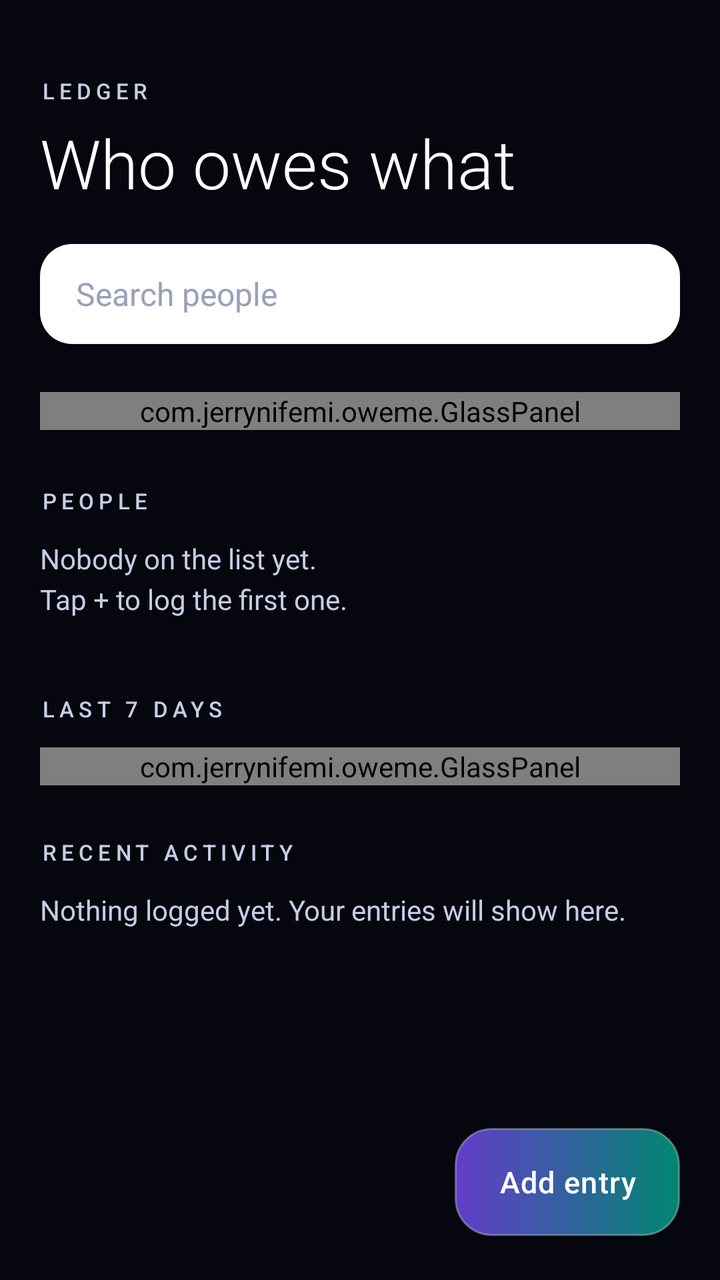
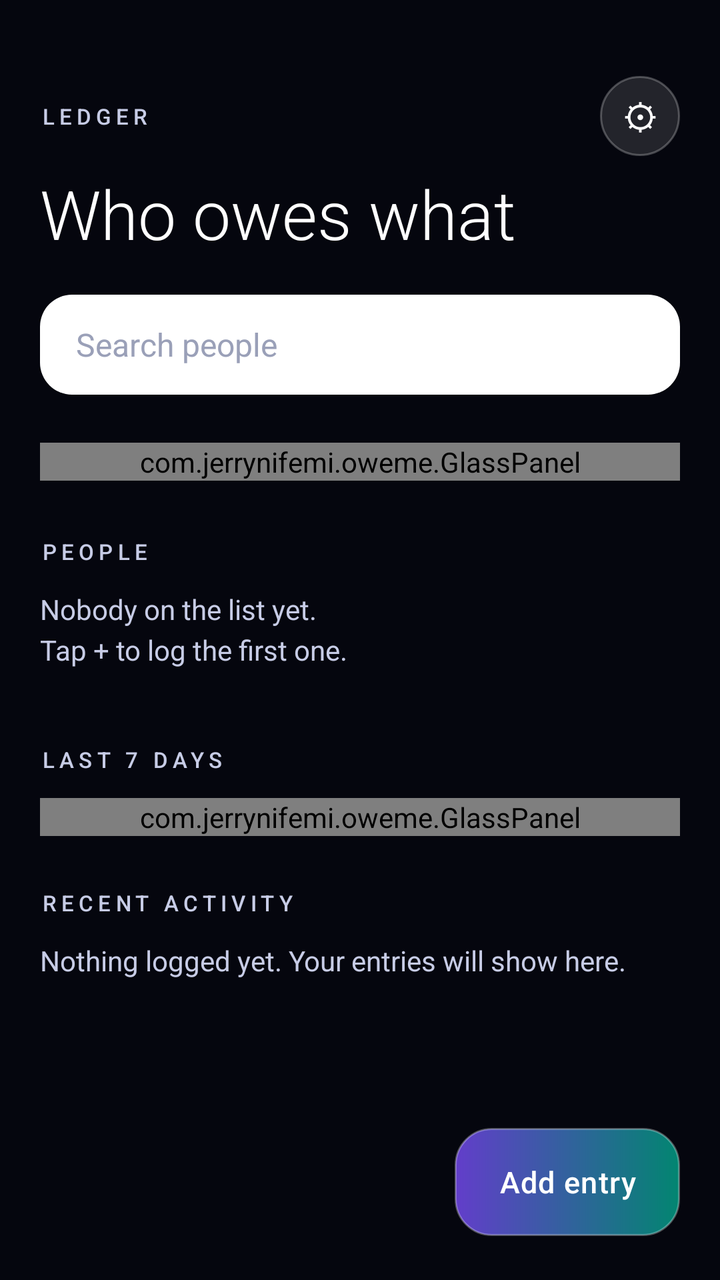

Before-and-after screenshots of an Android layout around one commit, followed by the original layout XML and the change that was made.
<!-- AndroidManifest.xml: application theme AppTheme -->
<!-- res/layout/screen_home.xml -->
<?xml version="1.0" encoding="utf-8"?>
<FrameLayout xmlns:android="http://schemas.android.com/apk/res/android"
    android:layout_width="match_parent"
    android:layout_height="match_parent">

    <ScrollView
        android:id="@+id/homeScroll"
        android:layout_width="match_parent"
        android:layout_height="match_parent"
        android:clipToPadding="false"
        android:fillViewport="true"
        android:scrollbars="none">

        <LinearLayout
            android:layout_width="match_parent"
            android:layout_height="wrap_content"
            android:orientation="vertical"
            android:paddingLeft="20dp"
            android:paddingTop="38dp"
            android:paddingRight="20dp"
            android:paddingBottom="120dp">

            <TextView
                style="@style/Kicker"
                android:layout_width="wrap_content"
                android:layout_height="wrap_content"
                android:text="@string/home_kicker" />

            <TextView
                android:id="@+id/tvHomeTitle"
                android:layout_width="wrap_content"
                android:layout_height="wrap_content"
                android:layout_marginTop="6dp"
                android:fontFamily="sans-serif-light"
                android:text="@string/home_title"
                android:textColor="@color/text_primary"
                android:textSize="34sp" />

            <EditText
                android:id="@+id/etSearch"
                style="@style/InputSolid"
                android:layout_width="match_parent"
                android:layout_height="50dp"
                android:layout_marginTop="18dp"
                android:hint="@string/search_hint"
                android:imeOptions="actionSearch"
                android:inputType="textPersonName" />

            <com.jerrynifemi.oweme.GlassPanel
                android:id="@+id/heroPanel"
                android:layout_width="match_parent"
                android:layout_height="wrap_content"
                android:layout_marginTop="24dp">

                <LinearLayout
                    android:layout_width="match_parent"
                    android:layout_height="wrap_content"
                    android:orientation="vertical"
                    android:padding="22dp">

                    <TextView
                        style="@style/Kicker"
                        android:layout_width="wrap_content"
                        android:layout_height="wrap_content"
                        android:text="@string/owed_label" />

                    <TextView
                        android:id="@+id/tvOwed"
                        android:layout_width="wrap_content"
                        android:layout_height="wrap_content"
                        android:layout_marginTop="4dp"
                        android:fontFamily="sans-serif-light"
                        android:textColor="@color/teal"
                        android:textSize="34sp" />

                    <TextView
                        style="@style/Kicker"
                        android:layout_width="wrap_content"
                        android:layout_height="wrap_content"
                        android:layout_marginTop="16dp"
                        android:text="@string/owe_label" />

                    <TextView
                        android:id="@+id/tvIOwe"
                        android:layout_width="wrap_content"
                        android:layout_height="wrap_content"
                        android:layout_marginTop="4dp"
                        android:fontFamily="sans-serif-light"
                        android:textColor="@color/rose"
                        android:textSize="26sp" />

                    <View
                        android:layout_width="match_parent"
                        android:layout_height="1dp"
                        android:layout_marginTop="18dp"
                        android:background="#26FFFFFF" />

                    <LinearLayout
                        android:layout_width="match_parent"
                        android:layout_height="wrap_content"
                        android:layout_marginTop="14dp"
                        android:gravity="center_vertical"
                        android:orientation="horizontal">

                        <TextView
                            style="@style/Kicker"
                            android:layout_width="0dp"
                            android:layout_height="wrap_content"
                            android:layout_weight="1"
                            android:text="@string/net_label" />

                        <TextView
                            android:id="@+id/tvNet"
                            android:layout_width="wrap_content"
                            android:layout_height="wrap_content"
                            android:fontFamily="sans-serif-medium"
                            android:textColor="@color/text_primary"
                            android:textSize="20sp" />
                    </LinearLayout>

                    <TextView
                        android:id="@+id/tvNetCaption"
                        android:layout_width="wrap_content"
                        android:layout_height="wrap_content"
                        android:layout_marginTop="3dp"
                        android:textColor="@color/text_muted"
                        android:textSize="13sp" />
                </LinearLayout>
            </com.jerrynifemi.oweme.GlassPanel>

            <TextView
                style="@style/Kicker"
                android:layout_width="wrap_content"
                android:layout_height="wrap_content"
                android:layout_marginTop="28dp"
                android:text="@string/people_label" />

            <TextView
                android:id="@+id/tvEmpty"
                android:layout_width="match_parent"
                android:layout_height="wrap_content"
                android:layout_marginTop="12dp"
                android:lineSpacingExtra="4dp"
                android:text="@string/empty_people"
                android:textColor="@color/text_muted"
                android:textSize="14sp" />

            <LinearLayout
                android:id="@+id/listPeople"
                android:layout_width="match_parent"
                android:layout_height="wrap_content"
                android:layout_marginTop="12dp"
                android:orientation="vertical" />

            <TextView
                style="@style/Kicker"
                android:layout_width="wrap_content"
                android:layout_height="wrap_content"
                android:layout_marginTop="26dp"
                android:text="@string/last_7_days" />

            <com.jerrynifemi.oweme.GlassPanel
                android:layout_width="match_parent"
                android:layout_height="wrap_content"
                android:layout_marginTop="12dp">

                <LinearLayout
                    android:layout_width="match_parent"
                    android:layout_height="wrap_content"
                    android:orientation="vertical"
                    android:paddingLeft="16dp"
                    android:paddingTop="16dp"
                    android:paddingRight="16dp"
                    android:paddingBottom="14dp">

                    <com.jerrynifemi.oweme.WeekChartView
                        android:id="@+id/weekChart"
                        android:layout_width="match_parent"
                        android:layout_height="108dp" />

                    <TextView
                        android:id="@+id/tvWeekTotal"
                        android:layout_width="wrap_content"
                        android:layout_height="wrap_content"
                        android:layout_marginTop="10dp"
                        android:textColor="@color/text_muted"
                        android:textSize="13sp" />
                </LinearLayout>
            </com.jerrynifemi.oweme.GlassPanel>

            <TextView
                style="@style/Kicker"
                android:layout_width="wrap_content"
                android:layout_height="wrap_content"
                android:layout_marginTop="26dp"
                android:text="@string/recent_activity" />

            <TextView
                android:id="@+id/tvNoActivity"
                android:layout_width="match_parent"
                android:layout_height="wrap_content"
                android:layout_marginTop="12dp"
                android:text="@string/no_activity"
                android:textColor="@color/text_muted"
                android:textSize="14sp" />

            <LinearLayout
                android:id="@+id/listActivity"
                android:layout_width="match_parent"
                android:layout_height="wrap_content"
                android:layout_marginTop="12dp"
                android:orientation="vertical" />
        </LinearLayout>
    </ScrollView>

    <TextView
        android:id="@+id/fabAdd"
        android:layout_width="wrap_content"
        android:layout_height="54dp"
        android:layout_gravity="bottom|end"
        android:layout_marginRight="20dp"
        android:layout_marginBottom="22dp"
        android:background="@drawable/bg_primary"
        android:clickable="true"
        android:focusable="true"
        android:fontFamily="sans-serif-medium"
        android:gravity="center"
        android:letterSpacing="0.03"
        android:paddingLeft="22dp"
        android:paddingRight="22dp"
        android:text="@string/add_entry"
        android:textColor="#FFFFFF"
        android:textSize="15sp" />
</FrameLayout>
<!-- resources referenced by this layout -->
<resources>
  <color name="rose">#FF6B9A</color>
  <color name="teal">#00E5C0</color>
  <color name="text_muted">#C7CCE6</color>
  <color name="text_primary">#FFFFFF</color>
  <!-- drawable bg_primary (drawable) -->
  <?xml version="1.0" encoding="utf-8"?>
  <ripple xmlns:android="http://schemas.android.com/apk/res/android"
      android:color="#40FFFFFF">
      <item>
          <shape android:shape="rectangle">
              <gradient
                  android:angle="0"
                  android:startColor="#C67C4DFF"
                  android:endColor="#C600A98C" />
              <corners android:radius="18dp" />
              <stroke
                  android:width="1dp"
                  android:color="#4DFFFFFF" />
          </shape>
      </item>
  </ripple>
  <string name="add_entry">Add entry</string>
  <string name="empty_people">Nobody on the list yet.\nTap + to log the first one.</string>
  <string name="home_kicker">LEDGER</string>
  <string name="home_title">Who owes what</string>
  <string name="last_7_days">LAST 7 DAYS</string>
  <string name="net_label">NET</string>
  <string name="no_activity">Nothing logged yet. Your entries will show here.</string>
  <string name="owe_label">YOU OWE</string>
  <string name="owed_label">OWED TO YOU</string>
  <string name="people_label">PEOPLE</string>
  <string name="recent_activity">RECENT ACTIVITY</string>
  <string name="search_hint">Search people</string>
  <style name="InputSolid">
          <item name="android:layout_width">match_parent</item>
          <item name="android:layout_height">54dp</item>
          <item name="android:background">@drawable/bg_input_solid</item>
          <item name="android:paddingLeft">18dp</item>
          <item name="android:paddingRight">18dp</item>
          <item name="android:textColor">#1B1730</item>
          <item name="android:textColorHint">#9AA0B8</item>
          <item name="android:textSize">16sp</item>
          <item name="android:singleLine">true</item>
      </style>
  <style name="Kicker">
          <item name="android:textSize">11sp</item>
          <item name="android:letterSpacing">0.22</item>
          <item name="android:textColor">@color/text_muted</item>
          <item name="android:fontFamily">sans-serif-medium</item>
      </style>
  <style name="AppTheme" parent="@android:style/Theme.Material.NoActionBar">
          <item name="android:windowBackground">@color/bg_bottom</item>
          <item name="android:colorPrimary">@color/violet</item>
          <item name="android:colorPrimaryDark">@color/bg_top</item>
          <item name="android:colorAccent">@color/teal</item>
          <item name="android:statusBarColor">@color/bg_top</item>
          <item name="android:navigationBarColor">@color/bg_bottom</item>
          <item name="android:textColorPrimary">@color/text_primary</item>
          <item name="android:textColorSecondary">@color/text_muted</item>
      </style>
  <!-- drawable bg_input_solid (drawable) -->
  <?xml version="1.0" encoding="utf-8"?>
  <shape xmlns:android="http://schemas.android.com/apk/res/android" android:shape="rectangle">
      <solid android:color="#FFFFFF" />
      <corners android:radius="16dp" />
  </shape>
  <color name="bg_bottom">#05060E</color>
  <color name="violet">#7C4DFF</color>
  <color name="bg_top">#0B1026</color>
</resources>

<!-- the commit's change to res/layout/screen_home.xml (unified diff, before → after) -->
@@ -20,11 +20,31 @@
             android:paddingRight="20dp"
             android:paddingBottom="120dp">
 
-            <TextView
-                style="@style/Kicker"
-                android:layout_width="wrap_content"
-                android:layout_height="wrap_content"
-                android:text="@string/home_kicker" />
+            <LinearLayout
+                android:layout_width="match_parent"
+                android:layout_height="wrap_content"
+                android:gravity="center_vertical"
+                android:orientation="horizontal">
+
+                <TextView
+                    style="@style/Kicker"
+                    android:layout_width="0dp"
+                    android:layout_height="wrap_content"
+                    android:layout_weight="1"
+                    android:text="@string/home_kicker" />
+
+                <TextView
+                    android:id="@+id/btnSettings"
+                    android:layout_width="40dp"
+                    android:layout_height="40dp"
+                    android:background="@drawable/bg_glass_circle"
+                    android:clickable="true"
+                    android:focusable="true"
+                    android:gravity="center"
+                    android:text="⚙"
+                    android:textColor="@color/text_primary"
+                    android:textSize="18sp" />
+            </LinearLayout>
 
             <TextView
                 android:id="@+id/tvHomeTitle"
<!-- resource entries referenced after the edit -->
@@ -4,6 +4,19 @@
   <color name="teal">#00E5C0</color>
   <color name="text_muted">#C7CCE6</color>
   <color name="text_primary">#FFFFFF</color>
+  <!-- drawable bg_glass_circle (drawable) -->
+  <?xml version="1.0" encoding="utf-8"?>
+  <ripple xmlns:android="http://schemas.android.com/apk/res/android"
+      android:color="#33FFFFFF">
+      <item>
+          <shape android:shape="oval">
+              <solid android:color="#1FFFFFFF" />
+              <stroke
+                  android:width="1dp"
+                  android:color="#40FFFFFF" />
+          </shape>
+      </item>
+  </ripple>
   <!-- drawable bg_primary (drawable) -->
   <?xml version="1.0" encoding="utf-8"?>
   <ripple xmlns:android="http://schemas.android.com/apk/res/android"
